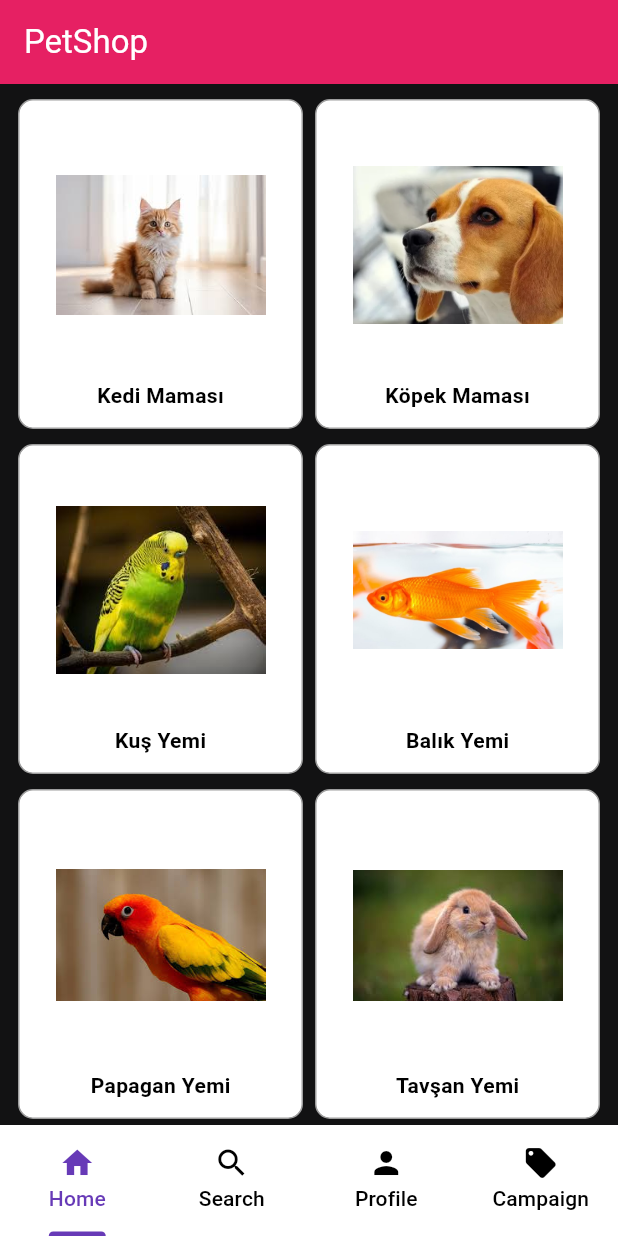
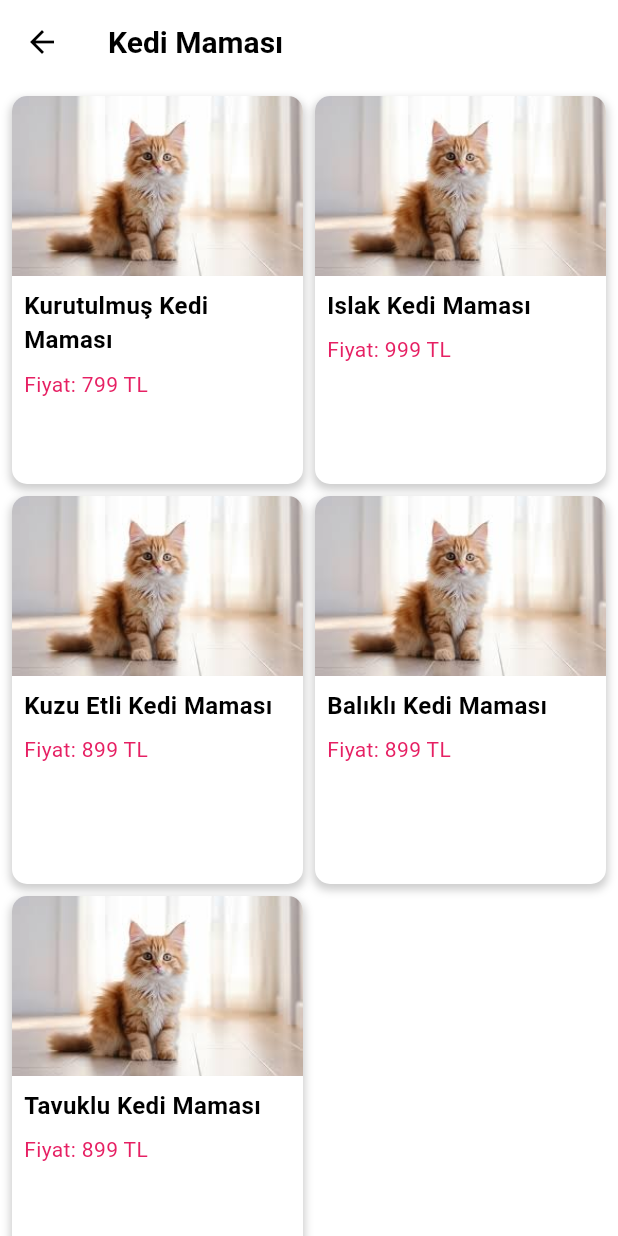
Before and after one commit to salihakca/petshop, a Flutter app: the MainScreen screen opened directly, after a tap on "Kedi Maması", on a phone screen of 412 x 824 dp. Run offline on Flutter 3.47's test engine with Material 3 defaults, Android fonts, the light colour scheme and no system bars.

Commit message:
main orderpage added

```diff
--- /dev/null
+++ b/lib/mainorderpage.dart
@@ -0,0 +1,158 @@
+import 'package:flutter/material.dart';
+
+final Map<String, List<Map<String, dynamic>>> categoryItems = {
+  'Kedi Maması': [
+    {
+      'name': 'Kurutulmuş Kedi Maması',
+      'image': 'assets/photo/cat.jpeg',
+      'price': '799 TL',
+    },
+    {
+      'name': 'Islak Kedi Maması',
+      'image': 'assets/photo/cat.jpeg',
+      'price': '999 TL',
+    },
+    {
+      'name': 'Kuzu Etli Kedi Maması',
+      'image': 'assets/photo/cat.jpeg',
+      'price': '899 TL',
+    },
+    {
+      'name': 'Balıklı Kedi Maması',
+      'image': 'assets/photo/cat.jpeg',
+      'price': '899 TL',
+    },
+    {
+      'name': 'Tavuklu Kedi Maması',
+      'image': 'assets/photo/cat.jpeg',
+      'price': '899 TL',
+    },
+  ],
+  'Köpek Maması': [
+    {
+      'name': 'Kurutulmuş Köpek Maması',
+      'image': 'assets/photo/cat.jpeg',
+      'price': '899 TL',
+    },
+    {
+      'name': 'Islak Köpek Maması',
+      'image': 'assets/photo/cat.jpeg',
+      'price': '1099 TL',
+    },
+    {
+      'name': 'Kuzu Etli Köpek Maması',
+      'image': 'assets/photo/cat.jpeg',
+      'price': '999 TL',
+    },
+    {
+      'name': 'Balıklı Köpek Maması',
+      'image': 'assets/photo/cat.jpeg',
+      'price': '999 TL',
+    },
+    {
+      'name': 'Tavuklu Köpek Maması',
+      'image': 'assets/photo/cat.jpeg',
+      'price': '999 TL',
+    },
+  ],
+};
+
+class MainOrderPage extends StatelessWidget {
+  final String categoryName;
+
+  const MainOrderPage({Key? key, required this.categoryName}) : super(key: key);
+
+  @override
+  Widget build(BuildContext context) {
+    final List<Map<String, dynamic>> itemList = categoryItems[categoryName] ?? [];
+
+    return Scaffold(
+      backgroundColor: Colors.white, // Dış rengi beyaz yaptık
+      appBar: AppBar(
+        title: Text('$categoryName'),
+        backgroundColor: Colors.white, // AppBar rengini de beyaz yaptık
+        iconTheme: IconThemeData(color: Colors.black), // AppBar'daki ikon rengini siyah yaptık
+        titleTextStyle: TextStyle(color: Colors.black, fontSize: 20, fontWeight: FontWeight.bold), // AppBar'daki başlık rengini siyah yaptık
+      ),
+      body: GridView.builder(
+        padding: EdgeInsets.all(8.0),
+        gridDelegate: SliverGridDelegateWithFixedCrossAxisCount(
+          crossAxisCount: 2, // Yatayda 2 item
+          crossAxisSpacing: 8.0,
+          mainAxisSpacing: 8.0,
+          childAspectRatio: 0.75, // Item boyutu oranı
+        ),
+        itemCount: itemList.length,
+        itemBuilder: (BuildContext context, int index) {
+          return GestureDetector(
+            onTap: () {
+              showDialog(
+                context: context,
+                builder: (BuildContext context) {
+                  return AlertDialog(
+                    title: Text("Satın Alındı"),
+                    content: Text("${itemList[index]['name']} satın alındı."),
+                    actions: [
+                      TextButton(
+                        child: Text("Tamam"),
+                        onPressed: () {
+                          Navigator.of(context).pop();
+                        },
+                      ),
+                    ],
+                  );
+                },
+              );
+            },
+            child: buildGridItem(itemList[index]),
+          );
+        },
+      ),
+    );
+  }
+
+  Widget buildGridItem(Map<String, dynamic> item) {
+    return Container(
+      decoration: BoxDecoration(
+        color: Colors.white,
+        borderRadius: BorderRadius.circular(10.0),
+        boxShadow: [
+          BoxShadow(
+            color: Colors.grey.withOpacity(0.5),
+            spreadRadius: 1,
+            blurRadius: 4,
+            offset: Offset(0, 3),
+          ),
+        ],
+      ),
+      child: Column(
+        crossAxisAlignment: CrossAxisAlignment.start,
+        children: [
+          ClipRRect(
+            borderRadius: BorderRadius.vertical(top: Radius.circular(10.0)), // Resim köşelerini yuvarladık
+            child: Image.asset(
+              item['image'],
+              width: double.infinity,
+              height: 120,
+              fit: BoxFit.cover,
+            ),
+          ),
+          Padding(
+            padding: const EdgeInsets.all(8.0),
+            child: Text(
+              item['name'],
+              style: TextStyle(fontSize: 16, fontWeight: FontWeight.bold),
+            ),
+          ),
+          Padding(
+            padding: const EdgeInsets.symmetric(horizontal: 8.0),
+            child: Text(
+              'Fiyat: ${item['price']}',
+              style: TextStyle(fontSize: 14, color: Color(0xFFE62063)), // Fiyat rengini #E62063 yaptık
+            ),
+          ),
+        ],
+      ),
+    );
+  }
+}
--- a/lib/mainscreen.dart
+++ b/lib/mainscreen.dart
@@ -2,6 +2,7 @@ import 'package:flutter/material.dart';
 import 'package:petshop/searchscreen.dart';
 import 'package:petshop/profilescreen.dart';
 import 'package:petshop/campaingscreen.dart';
+import 'package:petshop/mainorderpage.dart'; // MainOrderPage'ı import etmeyi unutma
 
 class MainScreen extends StatefulWidget {
   const MainScreen({Key? key}) : super(key: key);
@@ -97,7 +98,12 @@ class _MainScreenState extends State<MainScreen> with SingleTickerProviderStateM
     return GestureDetector(
       onTap: () {
         // Kategoriye tıklandığında yapılacak işlemler
-        print('Tıklandı: ${category['name']}');
+        Navigator.push(
+          context,
+          MaterialPageRoute(
+            builder: (context) => MainOrderPage(categoryName: category['name']),
+          ),
+        );
       },
       child: Container(
         width: MediaQuery.of(context).size.width / 2 - 16,
--- a/lib/profilescreen.dart
+++ b/lib/profilescreen.dart
@@ -1,4 +1,6 @@
 import 'package:flutter/material.dart';
+import 'package:petshop/login.dart';
+import 'package:petshop/register.dart';
 
 class ProfileScreen extends StatelessWidget {
   const ProfileScreen({Key? key}) : super(key: key);
@@ -10,15 +12,23 @@ class ProfileScreen extends StatelessWidget {
         backgroundColor: Color(0xFFE62063),
         title: Text(
           'Profil Sayfası',
-          style: TextStyle(fontSize: 24, fontWeight: FontWeight.bold, color: Colors.white),
+          style: TextStyle(
+            fontSize: 24,
+            fontWeight: FontWeight.bold,
+            color: Colors.white,
+          ),
         ),
         automaticallyImplyLeading: false, // Geri butonunu kaldırır
       ),
-      body: Column(
+      body: Center(
+        // Yatayda ve dikeyde ortalamak için Center widget'ını kullanabilirsiniz
+        child: Column(
           mainAxisAlignment: MainAxisAlignment.center,
-        crossAxisAlignment: CrossAxisAlignment.center, // Yatayda ortalama
+          crossAxisAlignment: CrossAxisAlignment.center,
           children: [
-          SizedBox(height: MediaQuery.of(context).padding.top + 5), // Status bar + 5 birimlik boşluk
+            SizedBox(
+              height: MediaQuery.of(context).padding.top + 5,
+            ), // Status bar + 5 birimlik boşluk
             Text(
               'Merhaba!',
               style: TextStyle(fontSize: 24, fontWeight: FontWeight.bold),
@@ -30,14 +40,15 @@ class ProfileScreen extends StatelessWidget {
             ),
             SizedBox(height: 20), // 20 birimlik boşluk
             ElevatedButton(
-            onPressed: _validateInputs,
-            style: ButtonStyle(
-              backgroundColor: MaterialStateProperty.all<Color>(
-                Color(0xFFE62063),
-              ),
-              minimumSize: MaterialStateProperty.all<Size>(
-                const Size(400, 60),
-              ),
+              onPressed: () {
+                Navigator.push(
+                  context,
+                  MaterialPageRoute(builder: (context) => RegisterPage()),
+                );
+              },
+              style: ElevatedButton.styleFrom(
+                backgroundColor: Color(0xFFE62063), // Buton arka plan rengi
+                minimumSize: Size(400, 60), // Buton boyutu
               ),
               child: Text(
                 'Kayıt Ol',
@@ -45,21 +56,30 @@ class ProfileScreen extends StatelessWidget {
               ),
             ),
             SizedBox(height: 20), // 20 birimlik boşluk
-          TextButton(
+            ElevatedButton(
               onPressed: () {
-              // Giriş yapma işlemleri
+                Navigator.push(
+                  context,
+                  MaterialPageRoute(builder: (context) => LoginPage()),
+                );
               },
+              style: ElevatedButton.styleFrom(
+                backgroundColor: Colors.white, // Buton arka plan rengi
+                side: BorderSide(color: Color(0xFFE62063)), // Kenarlık rengi
+                minimumSize: Size(400, 60), // Buton boyutu
+              ),
               child: Text(
                 'Giriş Yap',
-              style: TextStyle(fontSize: 18, fontWeight: FontWeight.bold, color: Color(0xFFE62063)),
+                style: TextStyle(
+                  fontSize: 18,
+                  fontWeight: FontWeight.bold,
+                  color: Color(0xFFE62063),
+                ),
               ),
             ),
           ],
         ),
+      ),
     );
   }
-
-  void _validateInputs() {
-    // Kayıt olma işlemleri
 }
-}
```
Lines whose indentation alone changed are shown as unchanged.
